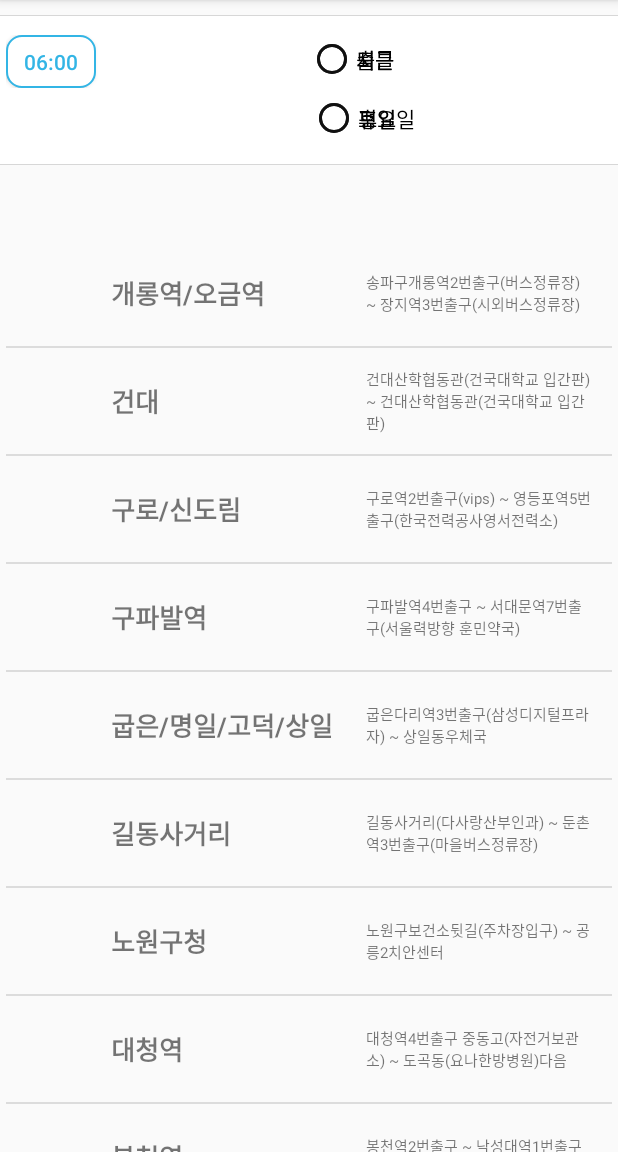
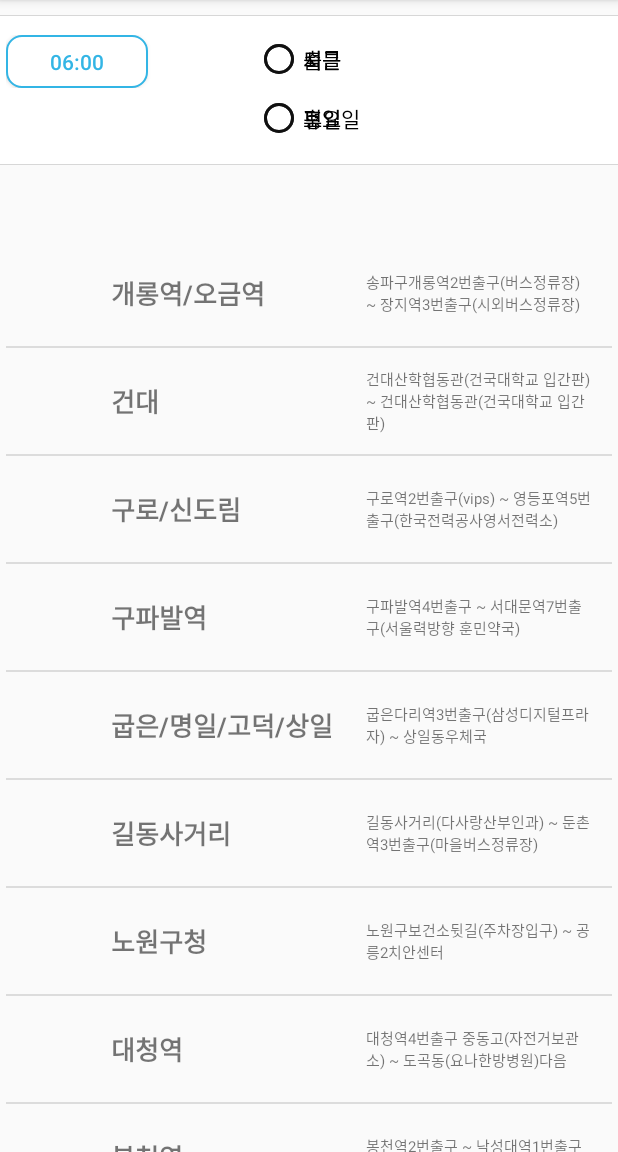
Before and after one commit to jenyo0/Commute_mobile, an Android app: the screen it shows after launch (MainActivity), on a phone screen of 412 x 824 dp, the part 84-1236 px from its top. Run offline under Robolectric (Android 15) with nearby library versions, the phone set to English and light mode, and no system bars; libraries missing offline, so code that uses them is left out: com.amulyakhare.textdrawable, info.hoang8f.android, org.honorato.multistatetogglebutton; plain views replace MultiStateToggleButton, SegmentedGroup; 10 statements that could not run were skipped.

Commit message:
디자인 라인 수정

```diff
--- a/commute_moblie/src/main/res/layout/activity_main.xml
+++ b/commute_moblie/src/main/res/layout/activity_main.xml
@@ -25,14 +25,14 @@
                 android:layout_width="0dp"
                 android:layout_height="wrap_content"
                 android:layout_gravity="left"
-                android:layout_weight="0.3"
+                android:layout_weight="0.4"
                 android:background="@drawable/shape"
                 android:textColor="@color/colorPrimary" />
 
             <LinearLayout
                 android:layout_width="0dp"
                 android:layout_height="wrap_content"
-                android:layout_weight="0.7" />
+                android:layout_weight="0.3" />
 
             <!-- <org.honorato.multistatetogglebutton.MultiStateToggleButton
                  android:id="@+id/main_gubun_multi_toggle"
@@ -88,13 +88,12 @@
             <LinearLayout
                 android:layout_width="0dp"
                 android:layout_height="wrap_content"
-                android:layout_weight="1" />
+                android:layout_weight="0.7" />
 
             <info.hoang8f.android.segmented.SegmentedGroup xmlns:segmentedgroup="http://schemas.android.com/apk/res-auto"
                 android:id="@+id/day_segmented"
                 android:layout_width="0dp"
                 android:layout_height="wrap_content"
-                android:layout_marginLeft="2dp"
                 android:layout_weight="1"
                 android:orientation="horizontal"
                 segmentedgroup:sc_border_width="1.5dp"
```
